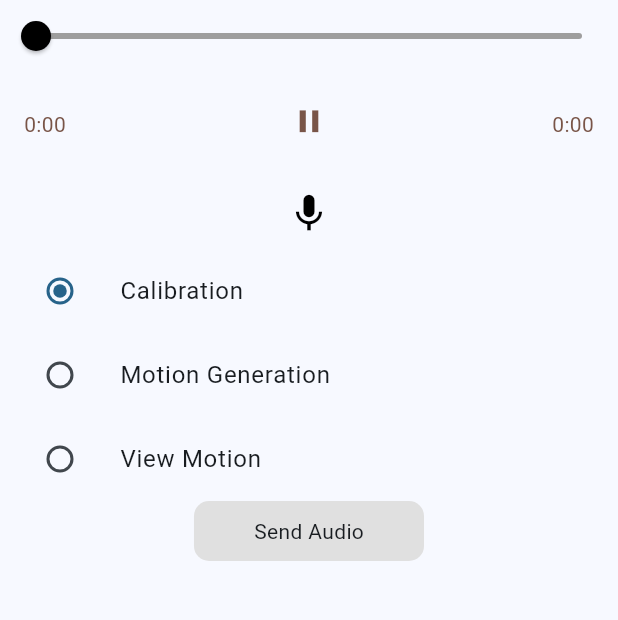
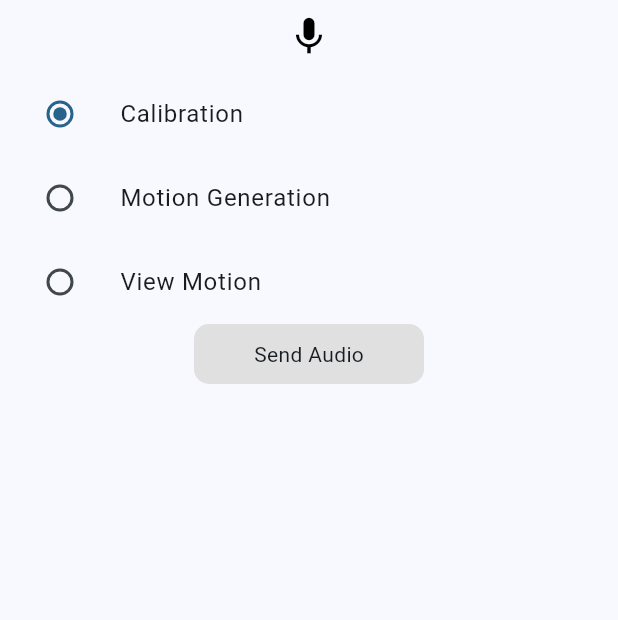
Before and after one commit to seayurre/voice_recognition, a Flutter app: the screen it shows after launch, on a phone screen of 412 x 824 dp, the part 84-704 px from its top. Run offline on Flutter 3.47's test engine with Material 3 defaults, Android fonts, the light colour scheme and no system bars; our stand-ins replace audioplayers, permission_handler; missing offline and left inert: flutter_sound.

Commit message:
remove codes related to playing function

```diff
--- a/lib/main.dart
+++ b/lib/main.dart
@@ -23,16 +23,6 @@ class MyApp extends StatelessWidget {
 
 class MyHomePage extends StatefulWidget {
   const MyHomePage({super.key, required this.title});
-
-  // This widget is the home page of your application. It is stateful, meaning
-  // that it has a State object (defined below) that contains fields that affect
-  // how it looks.
-
-  // This class is the configuration for the state. It holds the values (in this
-  // case the title) provided by the parent (in this case the App widget) and
-  // used by the build method of the State. Fields in a Widget subclass are
-  // always marked "final".
-
   final String title;
 
   @override
@@ -42,27 +32,12 @@ class MyHomePage extends StatefulWidget {
 class _MyHomePageState extends State<MyHomePage> {
   @override
   Widget build(BuildContext context) {
-    // This method is rerun every time setState is called, for instance as done
-    // by the _incrementCounter method above.
-    //
-    // The Flutter framework has been optimized to make rerunning build methods
-    // fast, so that you can just rebuild anything that needs updating rather
-    // than having to individually change instances of widgets.
     return Scaffold(
       appBar: AppBar(
-        // TRY THIS: Try changing the color here to a specific color (to
-        // Colors.amber, perhaps?) and trigger a hot reload to see the AppBar
-        // change color while the other colors stay the same.
         backgroundColor: Theme.of(context).colorScheme.inversePrimary,
-        // Here we take the value from the MyHomePage object that was created by
-        // the App.build method, and use it to set our appbar title.
         title: Text(widget.title),
       ),
-      body: Center(
-        // Center is a layout widget. It takes a single child and positions it
-        // in the middle of the parent.
-        child: HomeScreen(),
-      ),
+      body: Center(child: HomeScreen()),
     );
   }
 }
--- a/lib/screens/home_screen.dart
+++ b/lib/screens/home_screen.dart
@@ -22,48 +22,21 @@ class _HomeScreenState extends State<HomeScreen> {
   SelectedSituation? _selectedSituation =
       SelectedSituation.calibration; //라디오 버튼 값
 
-  Duration duration = Duration.zero; //총 시간
-  Duration position = Duration.zero; //진행중인 시간
-
   //녹음에 필요한 것들
   final recorder = sound.FlutterSoundRecorder();
   bool isRecording = false; //녹음 상태
   String audioPath = ''; //녹음중단 시 경로 받아올 변수
   String playAudioPath = ''; //저장할때 받아올 변수 , 재생 시 필요
 
-  //재생에 필요한 것들
-  final AudioPlayer audioPlayer = AudioPlayer();
-  bool isPlaying = false;
-
   @override
   void initState() {
     super.initState();
-    playAudio();
     initRecorder();
-
-    audioPlayer.onPlayerStateChanged.listen((state) {
-      setState(() {
-        isPlaying = state == PlayerState.playing;
-      });
-    });
-
-    audioPlayer.onDurationChanged.listen((newDuration) {
-      setState(() {
-        duration = newDuration;
-      });
-    });
-
-    audioPlayer.onPositionChanged.listen((newPosition) {
-      setState(() {
-        position = newPosition;
-      });
-    });
   }
 
   @override
   void dispose() {
     recorder.closeRecorder();
-    audioPlayer.dispose();
     super.dispose();
   }
 
@@ -71,67 +44,12 @@ class _HomeScreenState extends State<HomeScreen> {
   Widget build(BuildContext context) {
     return Column(
       children: [
-        Slider(
-          min: 0,
-          max: duration.inSeconds.toDouble(),
-          value: position.inSeconds.toDouble(),
-          onChanged: (value) async {
-            setState(() {
-              position = Duration(seconds: value.toInt());
-            });
-            await audioPlayer.seek(position);
-          },
-          activeColor: Colors.black,
-          inactiveColor: Colors.grey,
-        ),
-        SizedBox(height: 20),
-        Padding(
-          padding: const EdgeInsets.symmetric(horizontal: 16),
-          child: Row(
-            mainAxisAlignment: MainAxisAlignment.spaceBetween,
-            children: [
-              Text(formatTime(position), style: TextStyle(color: Colors.brown)),
-              SizedBox(width: 20),
-              CircleAvatar(
-                radius: 15,
-                backgroundColor: Colors.transparent,
-                child: IconButton(
-                  padding: EdgeInsets.only(bottom: 50),
-                  icon: Icon(
-                    isPlaying ? Icons.pause : Icons.play_arrow,
-                    color: Colors.brown,
-                  ),
-                  iconSize: 25,
-                  onPressed: () async {
-                    print("isplaying 전 : $isPlaying");
-                    if (isPlaying) {
-                      //재생중이면
-                      await audioPlayer.pause(); //멈추고
-                      setState(() {
-                        isPlaying = false; //상태변경하기
-                      });
-                    } else {
-                      //멈춘 상태였으면
-                      await playAudio();
-                      await audioPlayer.resume(); // 녹음된 오디오 재생
-                    }
-                  },
-                ),
-              ),
-              SizedBox(width: 20),
-              Text(formatTime(duration), style: TextStyle(color: Colors.brown)),
-            ],
-          ),
-        ),
-        SizedBox(height: 20),
         SizedBox(
           child: IconButton(
             onPressed: () async {
               if (recorder.isRecording) {
-                print("stop() 호출됨");
                 await stop();
               } else {
-                print("record() 호출됨");
                 await record();
               }
               setState(() {});
@@ -193,7 +111,7 @@ class _HomeScreenState extends State<HomeScreen> {
                   : _selectedSituation == SelectedSituation.motionGeneration
                   ? "motionGeneration"
                   : "viewMotion",
-            ); //audiopath가 맞나?
+            );
           },
           child: Container(
             decoration: BoxDecoration(
@@ -273,36 +191,4 @@ class _HomeScreenState extends State<HomeScreen> {
       return ''; // 오류 발생 시 빈 문자열 반환
     }
   }
-
-  String formatTime(Duration duration) {
-    int minutes = duration.inMinutes.remainder(60);
-    int seconds = duration.inSeconds.remainder(60);
-
-    String result = '$minutes:${seconds.toString().padLeft(2, '0')}';
-    return result;
-  }
-
-  Future<void> playAudio() async {
-    try {
-      if (isPlaying == PlayerState.playing) {
-        await audioPlayer.stop(); // 이미 재생 중인 경우 정지시킵니다.
-      }
-
-      await audioPlayer.setSourceDeviceFile(playAudioPath);
-      await Future.delayed(Duration(milliseconds: 500));
-
-      setState(() {
-        duration = duration;
-        isPlaying = true;
-      });
-
-      audioPlayer.play;
-
-      print('오디오 재생 시작: $playAudioPath');
-      print("duration: $duration");
-    } catch (e) {
-      print("audioPath : $playAudioPath");
-      print("오디오 재생 중 오류 발생 : $e");
-    }
-  }
 }
--- a/pubspec.yaml
+++ b/pubspec.yaml
@@ -41,6 +41,7 @@ dependencies:
   path_provider: ^2.1.5
   http: ^1.3.0
   http_parser: ^4.1.2
+  noise_meter: ^5.0.2
 
 dev_dependencies:
   flutter_test:
```
Also changed, not shown: pubspec.lock, 1 other file.
